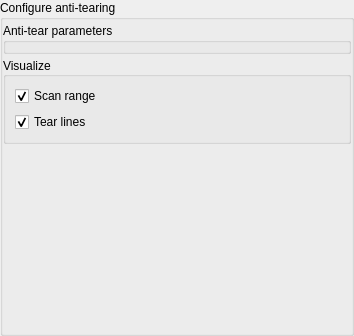
Before: the Qt Designer form src/display/qt/dialogs/ui/anti_tear_dialog.ui in mrehkopf/vcs, drawn with Qt 5.
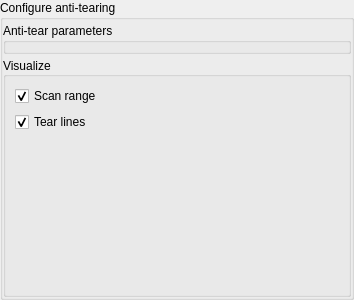
After: the same form once the commit is applied. Custom widgets are drawn as their Qt base class.

Diff of the .ui file:
```diff
--- a/src/display/qt/dialogs/ui/anti_tear_dialog.ui
+++ b/src/display/qt/dialogs/ui/anti_tear_dialog.ui
@@ -7,7 +7,7 @@
     <x>0</x>
     <y>0</y>
     <width>354</width>
-    <height>336</height>
+    <height>300</height>
    </rect>
   </property>
   <property name="windowTitle">
@@ -43,7 +43,7 @@
         <x>0</x>
         <y>0</y>
         <width>354</width>
-        <height>336</height>
+        <height>300</height>
        </rect>
       </property>
       <layout class="QVBoxLayout" name="verticalLayout">
@@ -140,10 +140,7 @@
                </property>
               </widget>
              </item>
-            </layout>
-           </widget>
-          </item>
-          <item>
+             <item row="2" column="0">
            <spacer name="verticalSpacer">
             <property name="orientation">
              <enum>Qt::Vertical</enum>
@@ -155,6 +152,9 @@
              </size>
             </property>
            </spacer>
+             </item>
+            </layout>
+           </widget>
           </item>
          </layout>
         </widget>
```
Left out of the diff: 2 changed lines with no effect on the pictures. Lines whose indentation alone changed are shown as unchanged.
